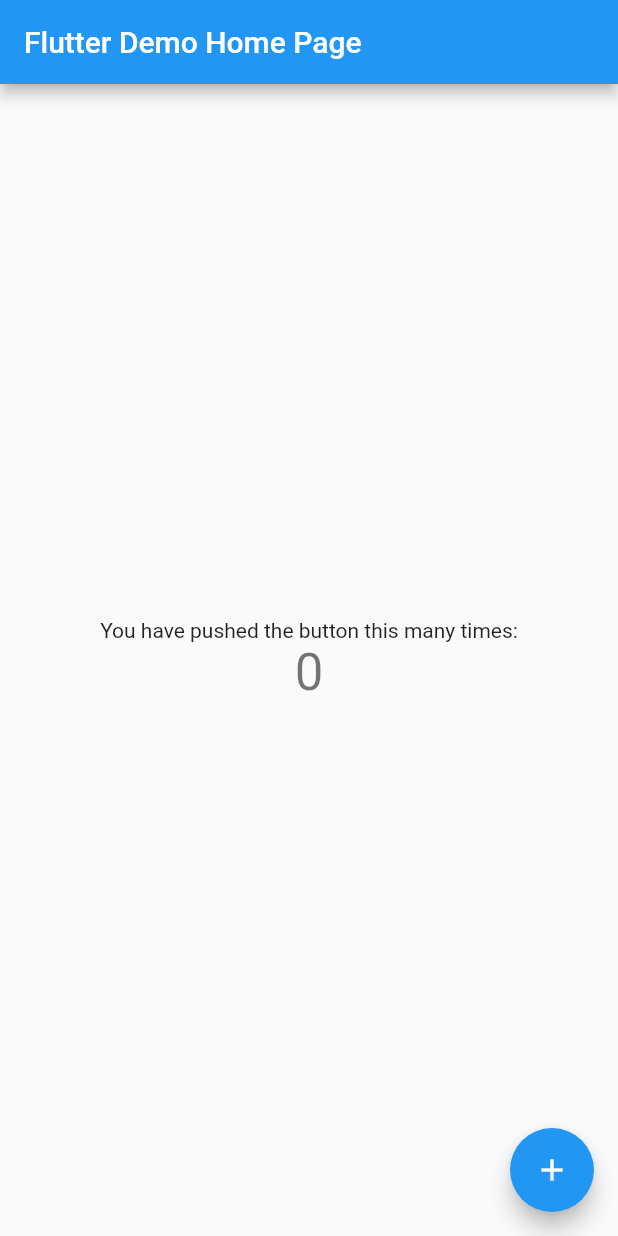
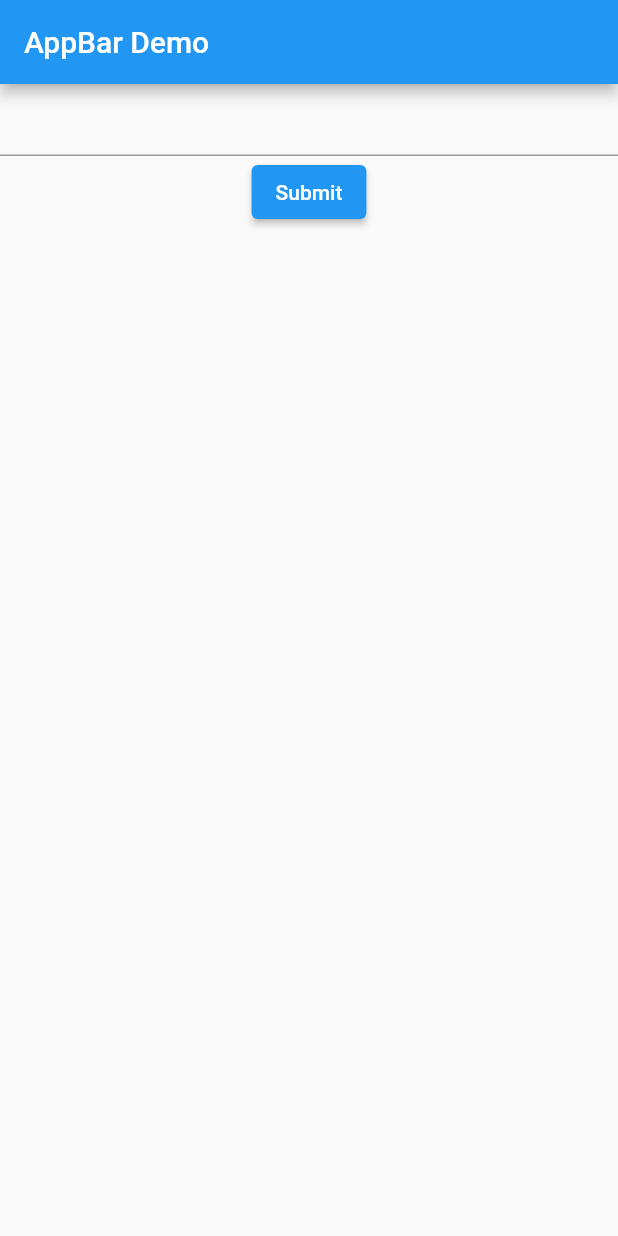
Before and after one commit to JingfeiXu/book_recommder-, a Flutter app: the screen it shows after launch, on a phone screen of 412 x 824 dp. Run offline on Flutter 3.47's test engine with Material 2 defaults, Android fonts, the phone set to English and light mode, and no system bars.

Commit message:
create login screen

```diff
--- /dev/null
+++ b/lib/login.dart
@@ -0,0 +1,45 @@
+import 'package:flutter/material.dart';
+
+class LoginPage extends StatefulWidget {
+  const LoginPage({Key? key}) : super(key: key);
+
+  @override
+  _LoginPageState createState() => _LoginPageState();
+}
+
+class _LoginPageState extends State<LoginPage> {
+  final _formKey = GlobalKey<FormState>();
+
+  @override
+  Widget build(BuildContext context) {
+    return Scaffold(
+      appBar: AppBar(
+        title: const Text('AppBar Demo'),
+      ),
+      body: Form(
+        key: _formKey,
+        child: Column(
+          children: <Widget>[
+            TextFormField(
+              // The validator receives the text that the user has entered.
+
+            ),
+            ElevatedButton(
+              onPressed: () {
+                // Validate returns true if the form is valid, or false otherwise.
+                if (_formKey.currentState!.validate()) {
+                  // If the form is valid, display a snackbar. In the real world,
+                  // you'd often call a server or save the information in a database.
+                  ScaffoldMessenger.of(context).showSnackBar(
+                    const SnackBar(content: Text('Processing Data')),
+                  );
+                }
+              },
+              child: const Text('Submit'),
+            ),
+          ],
+        ),
+      ),
+    );
+  }
+}
--- a/lib/main.dart
+++ b/lib/main.dart
@@ -1,4 +1,5 @@
 import 'package:flutter/material.dart';
+import 'login.dart';
 
 void main() {
   runApp(const MyApp());
@@ -24,7 +25,8 @@ class MyApp extends StatelessWidget {
         // is not restarted.
         primarySwatch: Colors.blue,
       ),
-      home: const MyHomePage(title: 'Flutter Demo Home Page'),
+      home: LoginPage(),
+
     );
   }
 }
```
